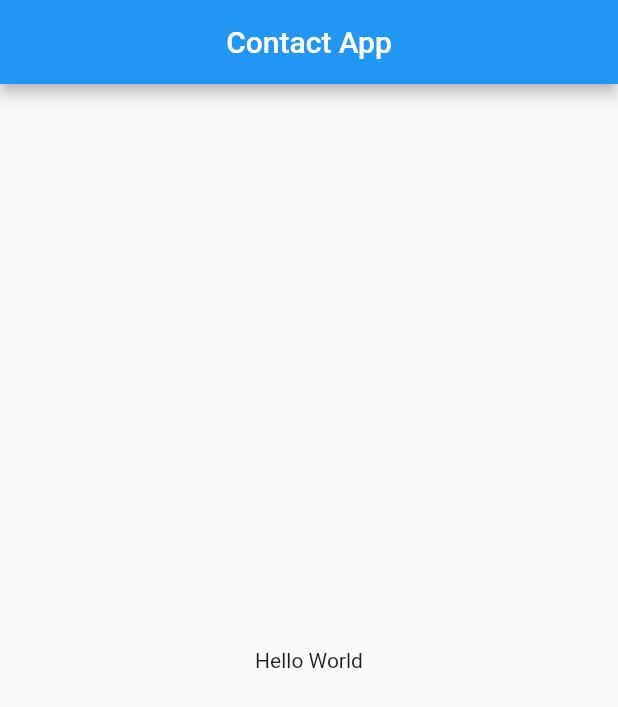
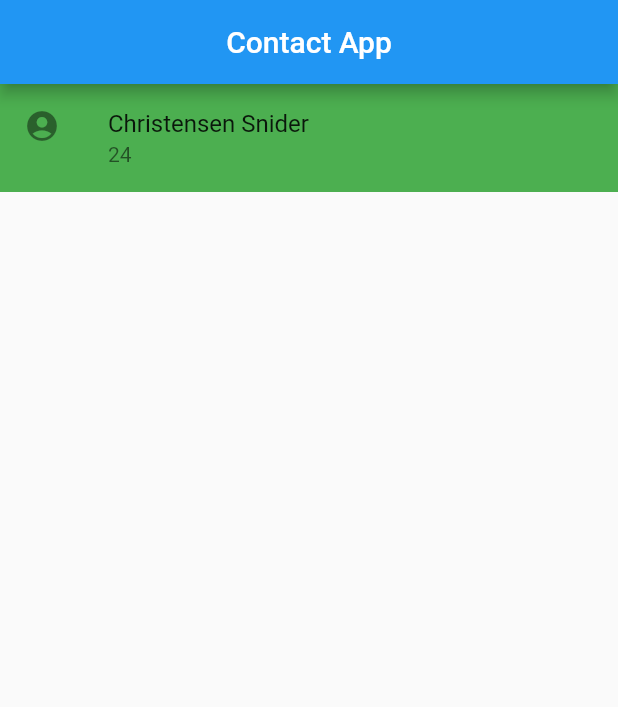
Before and after one commit to saleemsabid/flutter, a Flutter app: the screen it shows after launch, on a phone screen of 412 x 824 dp. Shown: the top 707 px of the screen. Run offline on Flutter 3.47's test engine with Material 2 defaults, Android fonts, the phone set to English and light mode, and no system bars.

Commit message:
find a hack to display the people class data somehow

```diff
--- a/contact_app/lib/main.dart
+++ b/contact_app/lib/main.dart
@@ -1,8 +1,11 @@
 import 'package:flutter/material.dart';
+import 'package:contact_app/src/people.dart';
 
 void main() {
   runApp(const MyApp());
 }
+
+// final Person person = people[0];
 
 class MyApp extends StatelessWidget {
   const MyApp({super.key});
@@ -15,16 +18,16 @@ class MyApp extends StatelessWidget {
           primarySwatch: Colors.blue,
           visualDensity: VisualDensity.adaptivePlatformDensity),
       debugShowCheckedModeBanner: false,
-      home: const Home(title: "Contact App"),
+      home: const Home(
+        title: "Contact App",
+      ),
     );
   }
 }
 
 class Home extends StatefulWidget {
   const Home({super.key, required this.title});
-
   final String title;
-
   @override
   State<Home> createState() => _HomeState();
 }
@@ -39,9 +42,64 @@ class _HomeState extends State<Home> {
       ),
       body: LayoutBuilder(
         builder: (BuildContext context, BoxConstraints constraints) {
-          return const Center(child: Text('Hello World'));
+          if (constraints.maxWidth > 800) {
+            return const WideLayout();
+          } else if (constraints.maxWidth < 500) {
+            return const NarrowLayout();
+          } else {
+            return const MidLayout();
+          }
         },
       ),
     );
   }
 }
+
+class WideLayout extends StatelessWidget {
+  const WideLayout({super.key});
+
+  @override
+  Widget build(BuildContext context) {
+    return Container(
+      color: Colors.red,
+    );
+  }
+}
+
+class MidLayout extends StatelessWidget {
+  const MidLayout({super.key});
+
+  @override
+  Widget build(BuildContext context) {
+    return Container(
+      color: Colors.orange,
+    );
+  }
+}
+
+class NarrowLayout extends StatelessWidget {
+  const NarrowLayout({super.key});
+
+  @override
+  Widget build(BuildContext context) {
+    return Container(
+      color: Colors.green,
+      child: const ContactTile(index: 4),
+    );
+  }
+}
+
+class ContactTile extends StatelessWidget {
+  const ContactTile({super.key, required this.index});
+
+  final int index;
+
+  @override
+  Widget build(BuildContext context) {
+    return ListTile(
+      leading: const Icon(Icons.account_circle_rounded),
+      title: Text(people[index].name),
+      subtitle: Text(people[index].age),
+    );
+  }
+}
```
Also changed, not shown: contact_app/lib/src/people.dart (renamed from contact_app/src/poeple.dart).
